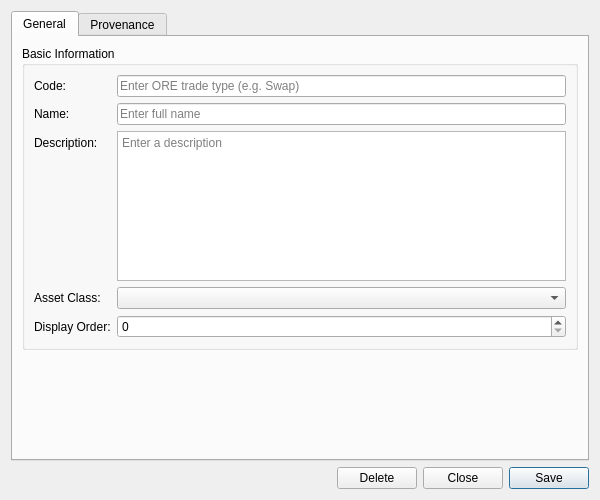
Old version of the form projects/ores.qt/refdata/ui/InstrumentCodeDetailDialog.ui in the repository OreStudio/OreStudio.
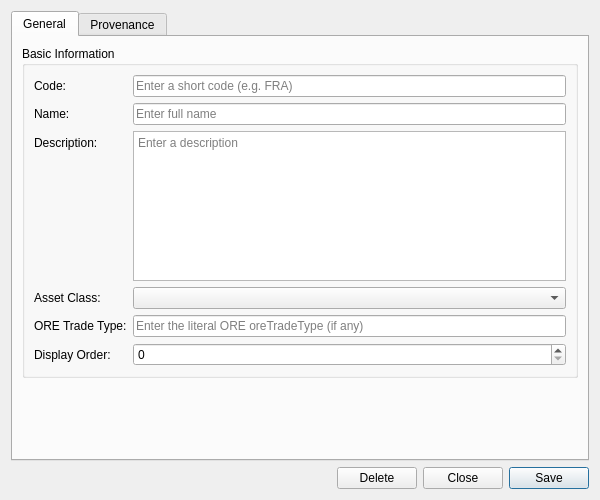
New version of the form. Custom widgets are drawn as their Qt base class.

Commit message: [refdata,synthetic,qt,agile] Add asset_class badge, full descriptions, and FIX-inspired instrument codes

The edit to the form file:
```diff
--- a/projects/ores.qt/refdata/ui/InstrumentCodeDetailDialog.ui
+++ b/projects/ores.qt/refdata/ui/InstrumentCodeDetailDialog.ui
@@ -48,7 +48,7 @@
           <item row="0" column="1">
            <widget class="QLineEdit" name="codeEdit">
             <property name="placeholderText">
-             <string>Enter ORE trade type (e.g. Swap)</string>
+             <string>Enter a short code (e.g. FRA)</string>
             </property>
             <property name="readOnly">
              <bool>true</bool>
@@ -110,13 +110,27 @@
            </widget>
           </item>
           <item row="4" column="0">
+           <widget class="QLabel" name="labelOreTradeType">
+            <property name="text">
+             <string>ORE Trade Type:</string>
+            </property>
+           </widget>
+          </item>
+          <item row="4" column="1">
+           <widget class="QLineEdit" name="oreTradeTypeEdit">
+            <property name="placeholderText">
+             <string>Enter the literal ORE oreTradeType (if any)</string>
+            </property>
+           </widget>
+          </item>
+          <item row="5" column="0">
            <widget class="QLabel" name="labelDisplayOrder">
             <property name="text">
              <string>Display Order:</string>
             </property>
            </widget>
           </item>
-          <item row="4" column="1">
+          <item row="5" column="1">
            <widget class="QSpinBox" name="displayOrderEdit">
             <property name="minimum">
              <number>0</number>
@@ -203,6 +217,11 @@
    <extends>QWidget</extends>
    <header>ores.qt/ProvenanceWidget.hpp</header>
   </customwidget>
+  <customwidget>
+   <class>ores::qt::OreBadgeComboBox</class>
+   <extends>QComboBox</extends>
+   <header>ores.qt/OreBadgeComboBox.hpp</header>
+  </customwidget>
  </customwidgets>
  <resources/>
  <connections/>
```
Left out of the diff: 2 changed lines with no effect on the pictures. The commit also changes 26 other files.
